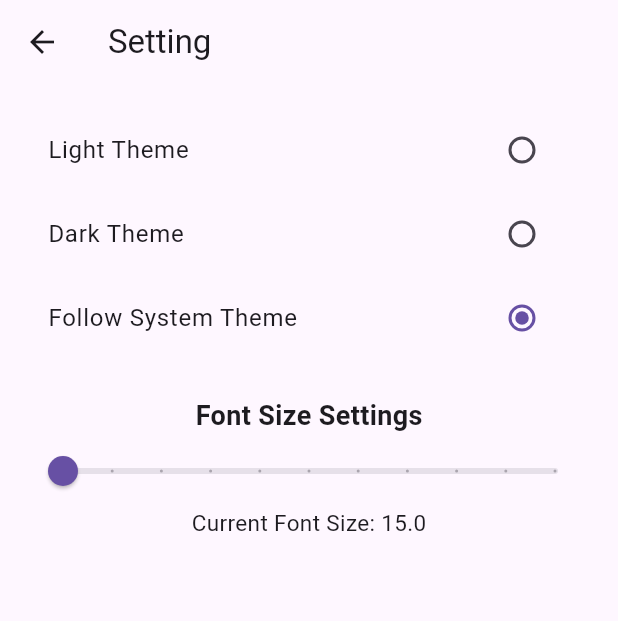
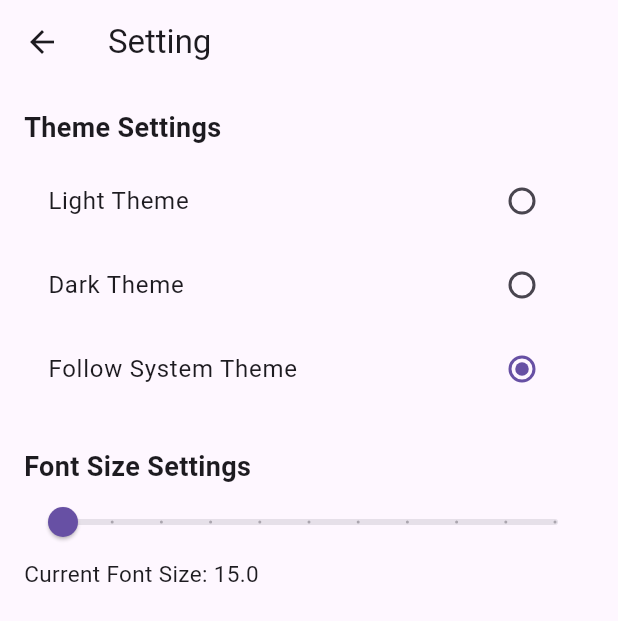
Before and after one commit to 234KhanhLe/Flutter-comic-reader, a Flutter app: the SettingPage screen opened directly, on a phone screen of 412 x 824 dp. Shown: the top 621 px of the screen. Run offline on Flutter 3.47's test engine with Material 3 defaults, Android fonts, the phone set to English and light mode, and no system bars; our stand-ins replace image_picker, shared_preferences; accounts and stored records are empty.

Commit message:
refactor: convert SettingPage to StatelessWidget and simplify theme selection UI

```diff
--- a/comic_reader_app/lib/setting_page.dart
+++ b/comic_reader_app/lib/setting_page.dart
@@ -1,30 +1,14 @@
-import 'package:comic_reader_app/handler/authentication_handler.dart';
 import 'package:comic_reader_app/handler/theme_handler.dart';
 import 'package:flutter/material.dart';
 import 'package:provider/provider.dart';
 
-class SettingPage extends StatefulWidget {
+class SettingPage extends StatelessWidget {
   const SettingPage({super.key});
-
-  @override
-  State<SettingPage> createState() => _SettingPageState();
-}
-
-class _SettingPageState extends State<SettingPage> {
-  late ThemeMode _currentTheme;
-
-  @override
-  void initState() {
-    super.initState();
-    _currentTheme =
-        Provider.of<ThemeHandler>(context, listen: false).currentTheme;
-  }
 
   @override
   Widget build(BuildContext context) {
     final themeHandler = context.watch<ThemeHandler>();
     final fontSizeHandler = context.watch<FontSizeHandler>();
-    final authenticationHandler = context.watch<AuthenticationHandler>();
 
     return Scaffold(
       appBar: AppBar(
@@ -33,53 +17,44 @@ class _SettingPageState extends State<SettingPage> {
       body: Padding(
         padding: const EdgeInsets.all(16),
         child: Column(
+          crossAxisAlignment: CrossAxisAlignment.start,
           children: [
-            if (authenticationHandler.isLoggedIn)
+            const Text(
+              'Theme Settings',
+              style: TextStyle(fontSize: 18, fontWeight: FontWeight.bold),
+            ),
+            const SizedBox(height: 8),
+            RadioGroup<ThemeMode>(
+              groupValue: themeHandler.currentTheme,
+              onChanged: (ThemeMode? value) {
+                if (value != null) {
+                  themeHandler.toggleTheme(value);
+                }
+              },
+              child: Column(
+                children: [
                   ListTile(
                     title: const Text('Light Theme'),
-                trailing: Radio<ThemeMode>(
+                    trailing: const Radio<ThemeMode>(
                       value: ThemeMode.light,
-                  groupValue: _currentTheme,
-                  onChanged: (ThemeMode? value) {
-                    setState(
-                      () {
-                        _currentTheme = value!;
-                        themeHandler.toggleTheme(value);
-                      },
-                    );
-                  },
                     ),
+                    onTap: () => themeHandler.toggleTheme(ThemeMode.light),
                   ),
-            if (authenticationHandler.isLoggedIn)
                   ListTile(
                     title: const Text('Dark Theme'),
-                trailing: Radio(
+                    trailing: const Radio<ThemeMode>(
                       value: ThemeMode.dark,
-                  groupValue: _currentTheme,
-                  onChanged: (ThemeMode? value) {
-                    setState(
-                      () {
-                        _currentTheme = value!;
-                        themeHandler.toggleTheme(value);
-                      },
-                    );
-                  },
                     ),
+                    onTap: () => themeHandler.toggleTheme(ThemeMode.dark),
                   ),
-            if (authenticationHandler.isLoggedIn)
                   ListTile(
                     title: const Text('Follow System Theme'),
-                trailing: Radio(
+                    trailing: const Radio<ThemeMode>(
                       value: ThemeMode.system,
-                  groupValue: _currentTheme,
-                  onChanged: (ThemeMode? value) {
-                    setState(
-                      () {
-                        _currentTheme = value!;
-                        themeHandler.toggleTheme(value);
-                      },
-                    );
-                  },
+                    ),
+                    onTap: () => themeHandler.toggleTheme(ThemeMode.system),
+                  ),
+                ],
               ),
             ),
             const SizedBox(height: 24),
```
Also changed, not shown: 1 other file. Lines whose indentation alone changed are shown as unchanged.
